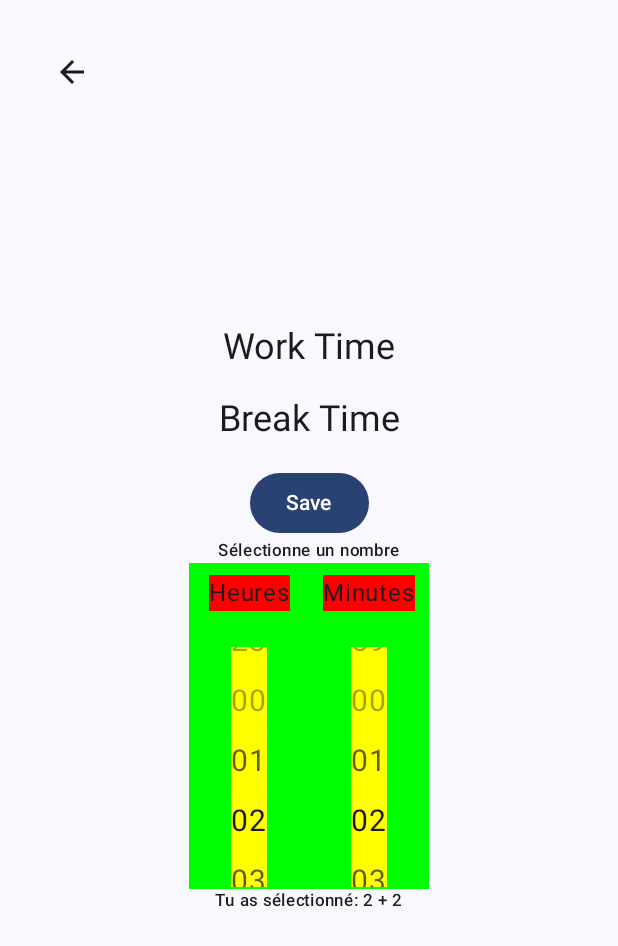
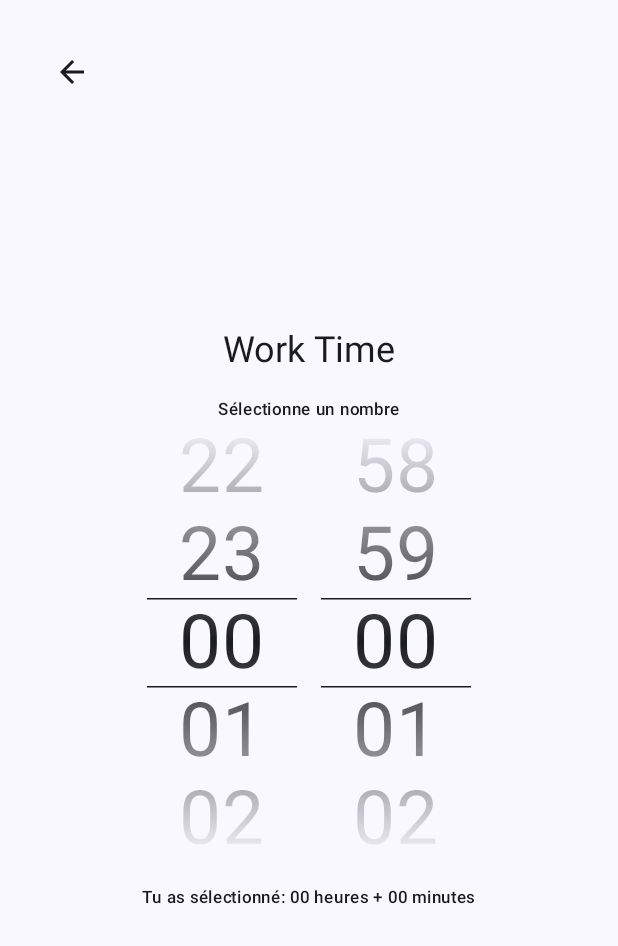
Before and after one commit to LaurentVrevin/Pomodoro, an Android app built with Jetpack Compose: the SettingsScreen screen opened through its navigation route, on a phone screen of 412 x 824 dp. Shown: the top 946 px of the screen. Run offline under Robolectric (Android 15) with nearby library versions, the light colour scheme and no system bars.

Commit message:
creating new number timer picker 70%

```diff
--- a/app/src/main/java/com/laurentvrevin/pomodoro/presentation/components/NumberPicker.kt
+++ b/app/src/main/java/com/laurentvrevin/pomodoro/presentation/components/NumberPicker.kt
@@ -1,11 +1,10 @@
 package com.laurentvrevin.pomodoro.presentation.components
 
-// Import des différentes bibliothèques nécessaires
+import android.util.Log
 import androidx.compose.foundation.ExperimentalFoundationApi
 import androidx.compose.foundation.background
 import androidx.compose.foundation.gestures.snapping.rememberSnapFlingBehavior
 import androidx.compose.foundation.layout.*
-
 import androidx.compose.foundation.lazy.LazyColumn
 import androidx.compose.foundation.lazy.rememberLazyListState
 import androidx.compose.material3.HorizontalDivider
@@ -15,8 +14,14 @@ import androidx.compose.material3.Text
 import androidx.compose.runtime.*
 import androidx.compose.ui.Alignment
 import androidx.compose.ui.Modifier
+import androidx.compose.ui.draw.drawWithContent
+import androidx.compose.ui.graphics.BlendMode
+import androidx.compose.ui.graphics.Brush
 import androidx.compose.ui.graphics.Color
+import androidx.compose.ui.graphics.CompositingStrategy
 import androidx.compose.ui.graphics.graphicsLayer
+import androidx.compose.ui.layout.onSizeChanged
+import androidx.compose.ui.platform.LocalDensity
 import androidx.compose.ui.text.TextStyle
 import androidx.compose.ui.text.style.TextOverflow
 import androidx.compose.ui.unit.dp
@@ -25,108 +30,107 @@ import kotlinx.coroutines.flow.distinctUntilChanged
 import kotlinx.coroutines.flow.map
 import kotlin.math.abs
 
-// Fonction pour créer un état pour le Picker, qui stockera l'élément sélectionné.
-// mutableStateOf("") crée un état mutable qui est initialisé à une chaîne vide.
 @Composable
-fun rememberPickerState() = remember { mutableStateOf("") }
+fun rememberPickerState() = remember { PickerState() }
 
-@OptIn(ExperimentalFoundationApi::class) // Utilisation d'une API expérimentale (Snap Fling Behavior)
+class PickerState {
+    var selectedItem by mutableStateOf("")
+}
+
+@OptIn(ExperimentalFoundationApi::class)
 @Composable
 fun Picker(
-    items: List<String>, // Liste des éléments à afficher dans le Picker
-    selectedItem: MutableState<String> = rememberPickerState(), // L'état de l'élément sélectionné
-    modifier: Modifier = Modifier, // Modificateur pour personnaliser le style
-    startIndex: Int = 0, // L'index de départ (élément initial à afficher)
-    visibleItemsCount: Int = 3, // Le nombre d'éléments visibles à la fois dans le Picker
-    label: String = "", // Le label à afficher au-dessus de la liste
-    textStyle: TextStyle = LocalTextStyle.current.copy(fontSize = 20.sp), // Style du texte avec une taille par défaut de 20.sp
-    dividerColor: Color = LocalContentColor.current, // Couleur des diviseurs (ligne horizontale)
+items: List<String>,
+state: PickerState = rememberPickerState(),
+modifier: Modifier = Modifier,
+startIndex: Int = 0,
+visibleItemsCount: Int = 3,
+textModifier: Modifier = Modifier,
+textStyle: TextStyle = LocalTextStyle.current,
+dividerColor: Color = LocalContentColor.current,
 ) {
-    // Calcul pour obtenir l'index de l'élément au milieu de la liste visible
-    val visibleMiddleIndex = visibleItemsCount / 2
 
-    // Création d'un état pour la liste, qui simule un très grand nombre d'éléments.
-    // Cela permet d'avoir une liste qui semble infinie en utilisant des multiples des items.
-    val listState = rememberLazyListState(startIndex + items.size * 1000)
+    val visibleItemsMiddle = visibleItemsCount / 2
+    val listScrollCount = Integer.MAX_VALUE
+    val listScrollMiddle = listScrollCount / 2
+    val listStartIndex =
+        listScrollMiddle - listScrollMiddle % items.size - visibleItemsMiddle + startIndex
 
-    // LaunchedEffect est un composable qui exécute un bloc de code à chaque changement
-    // de listState. Ici, il réagit lorsque l'utilisateur fait défiler la liste.
-    LaunchedEffect(listState) {
-        // snapshotFlow capture le premier élément visible dans la liste (l'index de départ).
-        snapshotFlow { listState.firstVisibleItemIndex + visibleMiddleIndex }
-            // On utilise map pour obtenir l'élément réel dans la liste
-            .map { index -> items[index % items.size] } // On s'assure de ne pas dépasser la taille de la liste en utilisant %.
-            // distinctUntilChanged évite les collect inutiles si l'élément sélectionné ne change pas
-            .distinctUntilChanged()
-            // collect met à jour l'élément sélectionné en fonction de l'index calculé.
-            .collect { selectedItem.value = it }
+    fun getItem(index: Int) = items[index % items.size]
+
+    val listState = rememberLazyListState(initialFirstVisibleItemIndex = listStartIndex)
+    val flingBehavior = rememberSnapFlingBehavior(lazyListState = listState)
+
+    val itemHeightPixels = remember { mutableIntStateOf(0) }
+    val itemHeightDp = pixelsToDp(itemHeightPixels.value)
+
+    val fadingEdgeGradient = remember {
+        Brush.verticalGradient(
+            0f to Color.Transparent,
+            0.5f to Color.Black,
+            1f to Color.Transparent
+        )
     }
 
-    // Réorganisation du Box pour placer le texte du label au-dessus de la LazyColumn
+    LaunchedEffect(listState) {
+        snapshotFlow { listState.firstVisibleItemIndex }
+            .map { index -> getItem(index + visibleItemsMiddle) }
+            .distinctUntilChanged()
+            .collect { item -> state.selectedItem = item }
+    }
+
     Box(
         modifier = Modifier
-            .background(color = Color.Green)
-            .width(80.dp)
+            .width(100.dp)
+
+
     ) {
-        Column(
-            horizontalAlignment = Alignment.CenterHorizontally, // Centrer les éléments horizontalement dans la colonne
-            modifier = Modifier.wrapContentWidth() // Occuper toute la largeur disponible
+        LazyColumn(
+            state = listState,
+            flingBehavior = flingBehavior,
+            horizontalAlignment = Alignment.CenterHorizontally,
+            modifier = Modifier
+                .fillMaxWidth()
+                .height(itemHeightDp * visibleItemsCount)
+                .fadingEdge(fadingEdgeGradient),
+
         ) {
-            // Affichage du label au-dessus du Picker
+            items(listScrollCount) { index ->
                 Text(
-                text = label, // Le texte du label
-                style = textStyle.copy(fontSize = 16.sp), // Style légèrement plus petit pour le label
+                    text = getItem(index),
+                    maxLines = 1,
+                    overflow = TextOverflow.Ellipsis,
+                    style = textStyle,
+                    fontSize = 50.sp,
                     modifier = Modifier
-                    .padding(vertical = 8.dp)
-                    .background(color = Color.Red) // Fond rouge pour le label
-                    .align(Alignment.CenterHorizontally) // Centrer le texte dans la colonne
-            )
-
-            // Espacement entre le label et le Picker
-            Spacer(modifier = Modifier.height(16.dp))
-
-            // LazyColumn pour afficher la liste des éléments
-            LazyColumn(
-                state = listState, // L'état de la liste (pour savoir quels éléments sont visibles)
-                flingBehavior = rememberSnapFlingBehavior(listState), // Snap au scrolling pour s'arrêter précisément sur un élément
-                contentPadding = PaddingValues(vertical = 16.dp), // Padding pour espacer un peu la liste des bords
-                horizontalAlignment = Alignment.CenterHorizontally, // Centrer les éléments dans la colonne
-                modifier = Modifier
-                    .height((visibleItemsCount * 40).dp) // La hauteur du Picker dépend du nombre d'éléments visibles
-                    .wrapContentWidth()
-                    .background(color = Color.Yellow) // Fond jaune pour le Picker
-            ) {
-                // Génération d'une grande liste d'éléments à partir de la taille réelle des items
-                items(items.size * 2000) { index ->
-
-                    // Calcul de la distance par rapport à l'élément central
-                    val distanceToCenter = abs(index - (remember { derivedStateOf { listState.firstVisibleItemIndex + visibleMiddleIndex }}.value))
-
-                    // Ajustement de l'opacité en fonction de la distance
-                    val opacity = when (distanceToCenter) {
-                        0 -> 1f // L'élément au centre est entièrement opaque
-                        1 -> 0.7f // Les éléments voisins sont légèrement transparents
-                        else -> 0.4f // Les autres éléments sont encore plus transparents
-                    }
-                    Text(
-                        text = items[index % items.size].padStart(2,'0'), // Récupérer l'élément en utilisant l'index modulo la taille de la liste
-                        maxLines = 1, // Un seul ligne par élément pour le texte
-                        overflow = TextOverflow.Ellipsis, // Si le texte dépasse, il sera coupé avec des points
-                        style = textStyle, // Appliquer le style défini plus haut (taille du texte, couleur, etc.)
-                        modifier = Modifier
-                            .padding(vertical = 8.dp) // Padding vertical pour espacer un peu les éléments
-                            .graphicsLayer(alpha = opacity)
+                        .onSizeChanged { size -> itemHeightPixels.value = size.height }
+                        .then(textModifier)
                 )
             }
         }
 
-            // Ajout d'un diviseur (ligne horizontale) au centre du Picker
         HorizontalDivider(
             modifier = Modifier
-                    .fillMaxWidth() // Le diviseur occupe toute la largeur du Picker
-                    .padding(vertical = 0.dp), // Ajouter du padding si nécessaire
-                color = Color.Green // La couleur du diviseur est verte ici, mais peut être modifiée
+                .padding(top = itemHeightDp * visibleItemsMiddle)
+                .height(1.dp),
+            color = dividerColor
+        )
+
+        HorizontalDivider(
+            modifier = Modifier
+                .padding(top = (itemHeightDp * visibleItemsMiddle) + itemHeightDp)
+                .height(1.dp),
+            color = dividerColor
         )
     }
 }
+
+fun Modifier.fadingEdge(brush: Brush) = this
+    .graphicsLayer(compositingStrategy = CompositingStrategy.Offscreen)
+    .drawWithContent {
+        drawContent()
+        drawRect(brush = brush, blendMode = BlendMode.DstIn)
     }
+
+@Composable
+private fun pixelsToDp(pixels: Int) = with(LocalDensity.current) { pixels.toDp() }
--- a/app/src/main/java/com/laurentvrevin/pomodoro/presentation/screens/SettingsScreen.kt
+++ b/app/src/main/java/com/laurentvrevin/pomodoro/presentation/screens/SettingsScreen.kt
@@ -1,24 +1,11 @@
 package com.laurentvrevin.pomodoro.presentation.screens
 
 import android.annotation.SuppressLint
-import androidx.compose.foundation.layout.Arrangement
-import androidx.compose.foundation.layout.Column
-import androidx.compose.foundation.layout.Row
-import androidx.compose.foundation.layout.Spacer
-import androidx.compose.foundation.layout.fillMaxSize
-import androidx.compose.foundation.layout.height
-import androidx.compose.foundation.layout.padding
+import androidx.compose.foundation.layout.*
 import androidx.compose.material.icons.Icons
 import androidx.compose.material.icons.automirrored.filled.ArrowBack
-import androidx.compose.material3.Button
-import androidx.compose.material3.Icon
-import androidx.compose.material3.IconButton
-import androidx.compose.material3.MaterialTheme
-import androidx.compose.material3.Scaffold
-import androidx.compose.material3.Text
-import androidx.compose.runtime.Composable
-import androidx.compose.runtime.collectAsState
-import androidx.compose.runtime.getValue
+import androidx.compose.material3.*
+import androidx.compose.runtime.*
 import androidx.compose.ui.Alignment
 import androidx.compose.ui.Modifier
 import androidx.compose.ui.platform.LocalContext
@@ -27,7 +14,6 @@ import androidx.compose.ui.unit.dp
 import androidx.navigation.NavController
 import com.laurentvrevin.pomodoro.presentation.components.Picker
 import com.laurentvrevin.pomodoro.presentation.components.rememberPickerState
-
 import com.laurentvrevin.pomodoro.presentation.viewmodel.PomodoroViewModel
 import com.laurentvrevin.pomodoro.utils.PreviewPomodoroViewModel
 
@@ -35,15 +21,11 @@ import com.laurentvrevin.pomodoro.utils.PreviewPomodoroViewModel
 @Composable
 fun SettingsScreen(navController: NavController, pomodoroViewModel: PomodoroViewModel){
 
-    val progress by pomodoroViewModel.progress.collectAsState()
     val worktime by pomodoroViewModel.worktime.collectAsState()
-
 
     // Affichage de la page des paramètres
     Scaffold(
-        modifier = Modifier
-            .fillMaxSize()
-
+        modifier = Modifier.fillMaxSize()
     ) { innerPadding ->
 
         IconButton(
@@ -52,81 +34,72 @@ fun SettingsScreen(navController: NavController, pomodoroViewModel: PomodoroView
         ) {
             Icon(Icons.AutoMirrored.Filled.ArrowBack, contentDescription = "Back")
         }
+
         Column(
             modifier = Modifier
                 .fillMaxSize()
                 .padding(innerPadding)
-                .padding(24.dp),
+                .padding(12.dp),
             verticalArrangement = Arrangement.Center,
             horizontalAlignment = Alignment.CenterHorizontally
         ) {
             // Section pour le temps de travail
-
             Text(
                 text = "Work Time",
                 style = MaterialTheme.typography.headlineSmall,
-                modifier = Modifier.align(Alignment.CenterHorizontally))
+                modifier = Modifier.align(Alignment.CenterHorizontally)
+            )
 
             Spacer(modifier = Modifier.height(16.dp))
 
 
-            // Section pour le temps de pause
-            Text(
-                text = "Break Time",
-                style = MaterialTheme.typography.headlineSmall,
-                modifier = Modifier.align(Alignment.CenterHorizontally))
+            val hoursItem = (0..23).map { it.toString().padStart(2, '0') }
+            val minutesItem = (0..59).map { it.toString().padStart(2, '0') }
 
-            Spacer(modifier = Modifier.height(16.dp))
-
-            Button(onClick = {})
-            {
-                Text(text = "Save")
-
-        }
-            val hoursItem = (0..23).map { it.toString() }
-            val minutesItem = (0..59).map { it.toString() }
             // État pour l'élément sélectionné
             val selectedHours = rememberPickerState()
             val selectedMinutes = rememberPickerState()
 
-
             // Interface utilisateur principale
-
             Column(horizontalAlignment = Alignment.CenterHorizontally) {
                 Text(text = "Sélectionne un nombre", style = MaterialTheme.typography.labelSmall)
 
-                    Row(){
-
-                        // Utilisation du Picker avec une plage de nombres
+                Row(horizontalArrangement = Arrangement.Center) {
+                    // Utilisation du Picker pour les heures
                     Picker(
                         items = hoursItem,
-                            selectedItem = selectedHours,
-                            visibleItemsCount = 4,
-                            label = "Heures",
+                        state = selectedHours, // Utilisation de l'état
+                        visibleItemsCount = 5, // Nombre impair pour centrer
+                        textStyle = MaterialTheme.typography.bodyLarge
+                    )
 
-                        )
+                    Spacer(modifier = Modifier.width(16.dp))
+
+                    // Utilisation du Picker pour les minutes
                     Picker(
                         items = minutesItem,
-                            selectedItem = selectedMinutes,
-                            visibleItemsCount = 4,
-                            label = "Minutes"
+                        state = selectedMinutes, // Utilisation de l'état
+                        visibleItemsCount = 5, // Nombre impair pour centrer
+                        textStyle = MaterialTheme.typography.bodyLarge
                     )
                 }
 
+                Spacer(modifier = Modifier.height(16.dp))
+
                 // Afficher l'élément sélectionné
-                    Text(text = "Tu as sélectionné: ${selectedHours.value} + ${selectedMinutes.value}", style = MaterialTheme.typography.labelSmall)
+                Text(
+                    text = "Tu as sélectionné: ${selectedHours.selectedItem} heures + ${selectedMinutes.selectedItem} minutes",
+                    style = MaterialTheme.typography.labelSmall
+                )
             }
         }
     }
-
 }
 
 @Preview(showBackground = true)
 @Composable
 fun SettingsScreenPreview() {
-    // Création d'un NavController factice
     val navController = NavController(LocalContext.current)
-
 
     // Affichage de l'écran des paramètres dans la preview
     SettingsScreen(navController = navController, pomodoroViewModel = PreviewPomodoroViewModel())
```
Lines whose indentation alone changed are shown as unchanged.
